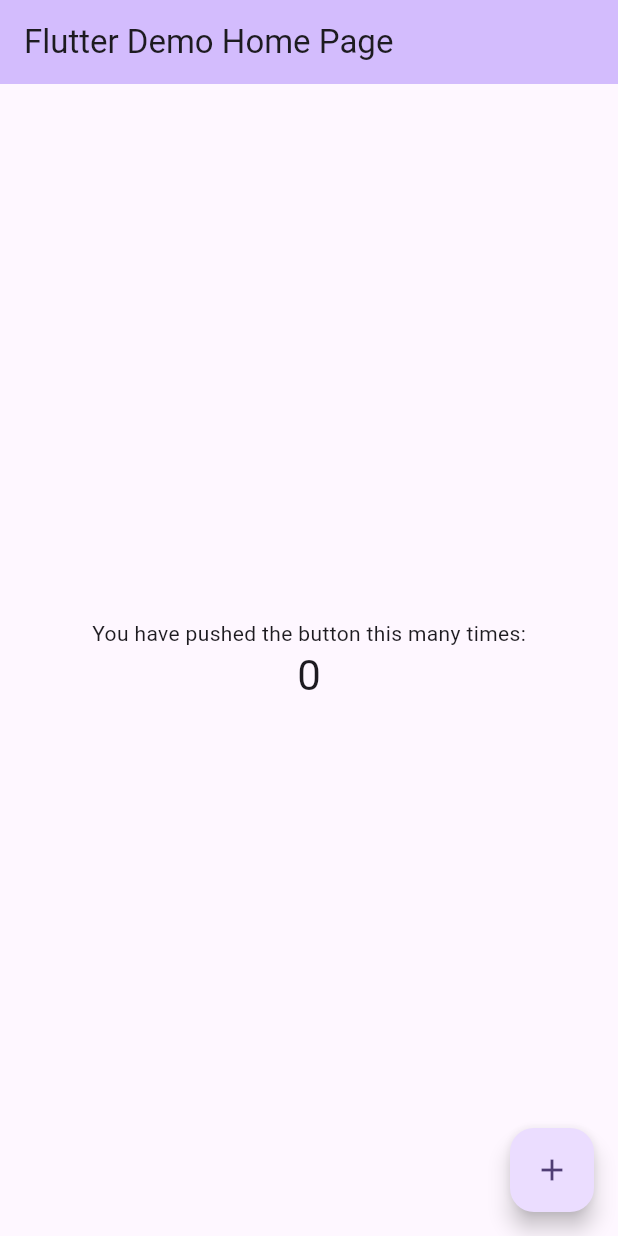
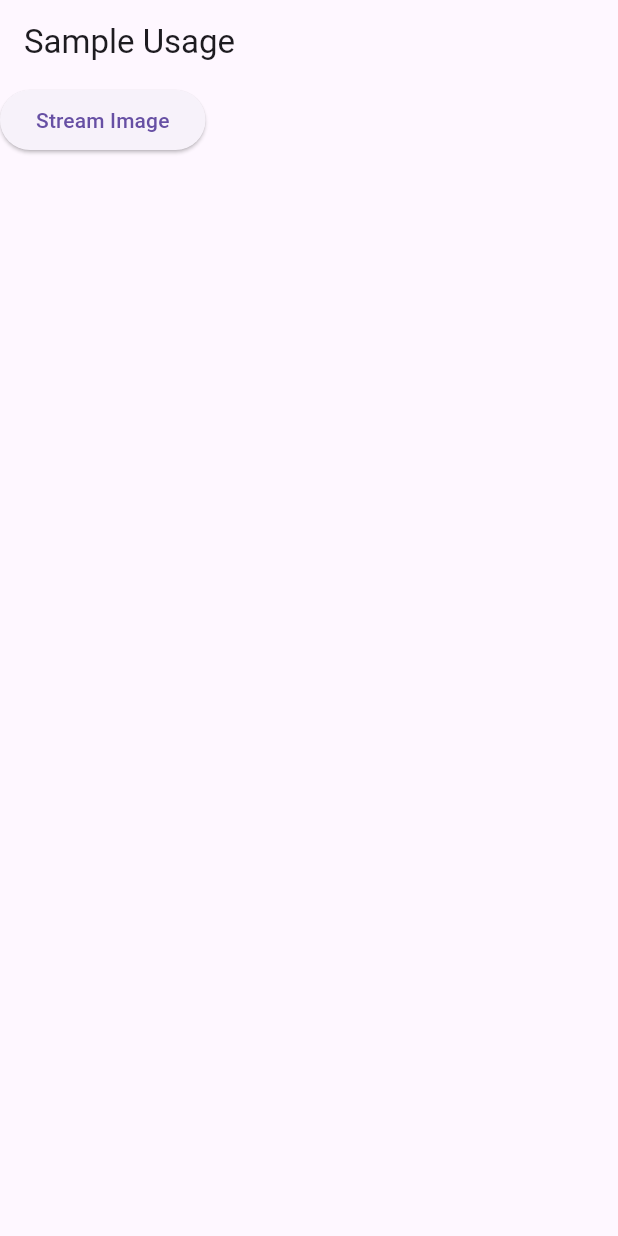
Before and after one commit to yamashita-room-335/online_assets, a Flutter app: the screen it shows after launch, on a phone screen of 412 x 824 dp. Run offline on Flutter 3.47's test engine with Material 3 defaults, Android fonts, the phone set to English and light mode, and no system bars; our stand-ins replace freezed_annotation, rxdart; missing offline and left inert: pigeon.

Commit message:
feat: Add temporary implementation

```diff
--- a/lib/main.dart
+++ b/lib/main.dart
@@ -1,4 +1,6 @@
 import 'package:flutter/material.dart';
+
+import 'online_assets_widget.dart';
 
 void main() {
   runApp(const MyApp());
@@ -7,116 +9,50 @@ void main() {
 class MyApp extends StatelessWidget {
   const MyApp({super.key});
 
-  // This widget is the root of your application.
   @override
   Widget build(BuildContext context) {
-    return MaterialApp(
-      title: 'Flutter Demo',
-      theme: ThemeData(
-        // This is the theme of your application.
-        //
-        // TRY THIS: Try running your application with "flutter run". You'll see
-        // the application has a purple toolbar. Then, without quitting the app,
-        // try changing the seedColor in the colorScheme below to Colors.green
-        // and then invoke "hot reload" (save your changes or press the "hot
-        // reload" button in a Flutter-supported IDE, or press "r" if you used
-        // the command line to start the app).
-        //
-        // Notice that the counter didn't reset back to zero; the application
-        // state is not lost during the reload. To reset the state, use hot
-        // restart instead.
-        //
-        // This works for code too, not just values: Most code changes can be
-        // tested with just a hot reload.
-        colorScheme: ColorScheme.fromSeed(seedColor: Colors.deepPurple),
+    return MaterialApp(title: 'Online Assets', home: const MyHomePage());
+  }
+}
+
+class MyHomePage extends StatelessWidget {
+  const MyHomePage({super.key});
+
+  @override
+  Widget build(BuildContext context) {
+    return Scaffold(
+      appBar: AppBar(title: Text('Sample Usage')),
+      body: Column(
+        children: [
+          ElevatedButton(
+            child: Text('Stream Image'),
+            onPressed: () {
+              Navigator.push(
+                context,
+                MaterialPageRoute(builder: (context) => StreamImagePage()),
+              );
+            },
+          ),
+        ],
       ),
-      home: const MyHomePage(title: 'Flutter Demo Home Page'),
     );
   }
 }
 
-class MyHomePage extends StatefulWidget {
-  const MyHomePage({super.key, required this.title});
-
-  // This widget is the home page of your application. It is stateful, meaning
-  // that it has a State object (defined below) that contains fields that affect
-  // how it looks.
-
-  // This class is the configuration for the state. It holds the values (in this
-  // case the title) provided by the parent (in this case the App widget) and
-  // used by the build method of the State. Fields in a Widget subclass are
-  // always marked "final".
-
-  final String title;
-
-  @override
-  State<MyHomePage> createState() => _MyHomePageState();
-}
-
-class _MyHomePageState extends State<MyHomePage> {
-  int _counter = 0;
-
-  void _incrementCounter() {
-    setState(() {
-      // This call to setState tells the Flutter framework that something has
-      // changed in this State, which causes it to rerun the build method below
-      // so that the display can reflect the updated values. If we changed
-      // _counter without calling setState(), then the build method would not be
-      // called again, and so nothing would appear to happen.
-      _counter++;
-    });
-  }
+class StreamImagePage extends StatelessWidget {
+  const StreamImagePage({super.key});
 
   @override
   Widget build(BuildContext context) {
-    // This method is rerun every time setState is called, for instance as done
-    // by the _incrementCounter method above.
-    //
-    // The Flutter framework has been optimized to make rerunning build methods
-    // fast, so that you can just rebuild anything that needs updating rather
-    // than having to individually change instances of widgets.
     return Scaffold(
-      appBar: AppBar(
-        // TRY THIS: Try changing the color here to a specific color (to
-        // Colors.amber, perhaps?) and trigger a hot reload to see the AppBar
-        // change color while the other colors stay the same.
-        backgroundColor: Theme.of(context).colorScheme.inversePrimary,
-        // Here we take the value from the MyHomePage object that was created by
-        // the App.build method, and use it to set our appbar title.
-        title: Text(widget.title),
+      appBar: AppBar(title: Text('Stream Image Page')),
+      body: Column(
+        children: [
+          OnlineAssetWidget.image(assetName: 'install_time_sample_pack', relativePath: 'dog/dog_corgi_tricolor.png'),
+          OnlineAssetWidget.image(assetName: 'install_time_sample_pack', relativePath: 'dog/dog_great_pyrenees.png'),
+          OnlineAssetWidget.image(assetName: 'install_time_sample_pack', relativePath: 'dog/dog_shetland_sheepdog_blue_merle.png'),
+        ],
       ),
-      body: Center(
-        // Center is a layout widget. It takes a single child and positions it
-        // in the middle of the parent.
-        child: Column(
-          // Column is also a layout widget. It takes a list of children and
-          // arranges them vertically. By default, it sizes itself to fit its
-          // children horizontally, and tries to be as tall as its parent.
-          //
-          // Column has various properties to control how it sizes itself and
-          // how it positions its children. Here we use mainAxisAlignment to
-          // center the children vertically; the main axis here is the vertical
-          // axis because Columns are vertical (the cross axis would be
-          // horizontal).
-          //
-          // TRY THIS: Invoke "debug painting" (choose the "Toggle Debug Paint"
-          // action in the IDE, or press "p" in the console), to see the
-          // wireframe for each widget.
-          mainAxisAlignment: MainAxisAlignment.center,
-          children: <Widget>[
-            const Text('You have pushed the button this many times:'),
-            Text(
-              '$_counter',
-              style: Theme.of(context).textTheme.headlineMedium,
-            ),
-          ],
-        ),
-      ),
-      floatingActionButton: FloatingActionButton(
-        onPressed: _incrementCounter,
-        tooltip: 'Increment',
-        child: const Icon(Icons.add),
-      ), // This trailing comma makes auto-formatting nicer for build methods.
     );
   }
 }
```
Also changed, not shown: lib/online_assets_widget.dart (added, +67 -0 lines), 8 other files.
